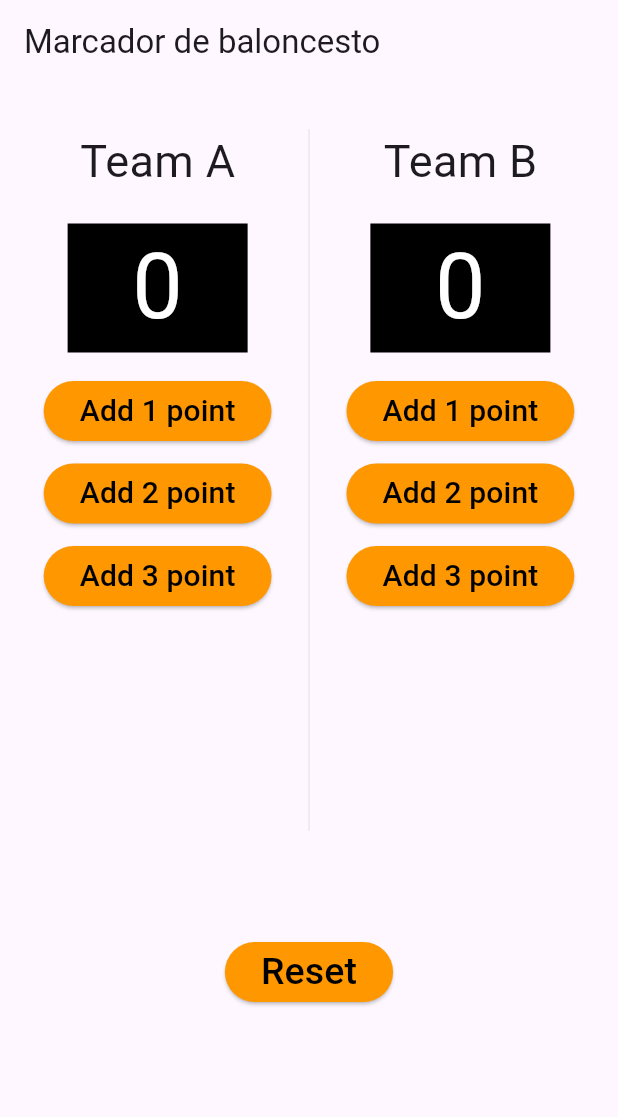
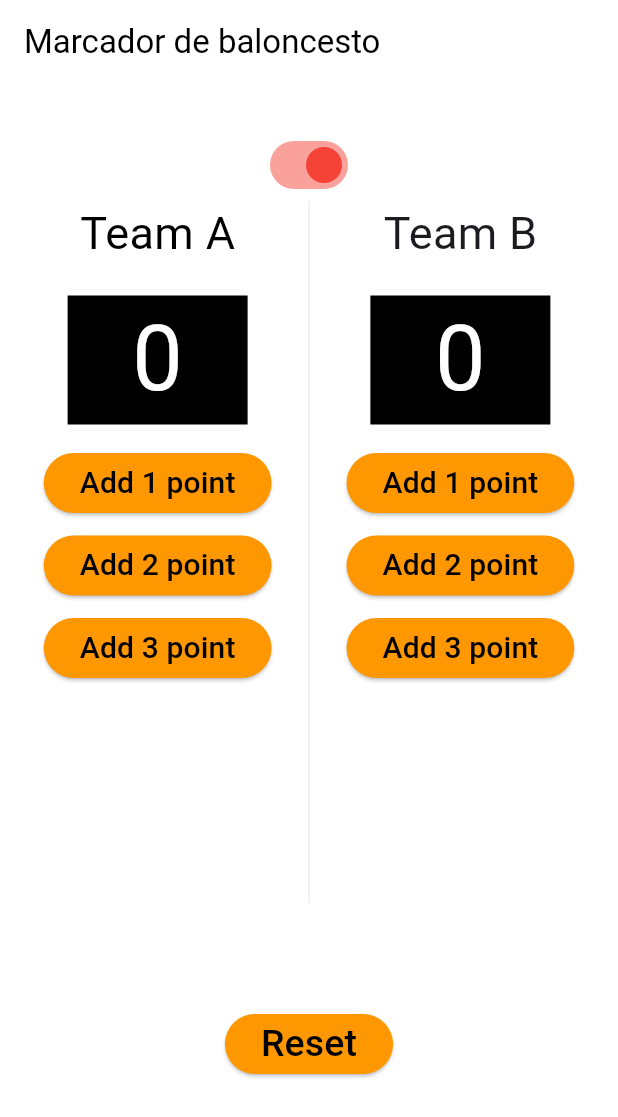
Before and after one commit to alexluque02/basketball-scorescreen-flutter, a Flutter app: the screen it shows after launch, on a phone screen of 412 x 824 dp. Shown: the top 1117 px of the screen. Run offline on Flutter 3.47's test engine with Material 3 defaults, Android fonts, the phone set to English and light mode, and no system bars.

Commit message:
Terminando fondo dark y light

```diff
--- a/lib/screen/score_screen.dart
+++ b/lib/screen/score_screen.dart
@@ -11,6 +11,8 @@ class ScoreScreen extends StatefulWidget {
 class _ScoreScreenState extends State<ScoreScreen> {
   int _counterLocal = 0;
   int _counterVisitante = 0;
+  bool light = true;
+  String _color = "light";
 
   void incrementCounterLocalSimple() {
     _counterLocal++;
@@ -40,36 +42,60 @@ class _ScoreScreenState extends State<ScoreScreen> {
   Widget build(BuildContext context) {
     return Scaffold(
       appBar: AppBar(
-        title: Text(widget.title),
+        backgroundColor: _color == "dark" ? Colors.black : Colors.white,
+        title: Text(
+          widget.title,
+          style:
+              TextStyle(color: _color == "dark" ? Colors.white : Colors.black),
         ),
-      body: Padding(
+      ),
+      body: Container(
+        color: _color == "dark" ? Colors.black : Colors.white,
+        child: Padding(
           padding: const EdgeInsets.only(top: 30.0, bottom: 30),
           child: Column(
             children: [
+              Switch(
+                // This bool value toggles the switch.
+                value: light,
+                activeColor: Colors.red,
+                onChanged: (bool value) {
+                  // This is called when the user toggles the switch.
+                  setState(() {
+                    light = value;
+                    value ? _color = "dark" : _color = "light";
+                  });
+                },
+              ),
               SizedBox(
                 height: 468,
                 child: Row(
                   mainAxisAlignment: MainAxisAlignment.center,
                   children: [
                     Column(children: [
-                    const Text(
+                      Text(
                         'Team A',
-                      style:
-                          TextStyle(fontSize: 30, fontWeight: FontWeight.w400),
+                        style: TextStyle(
+                            fontSize: 30,
+                            fontWeight: FontWeight.w400,
+                            color:
+                                _color == "dark" ? Colors.white : Colors.black),
                       ),
                       const SizedBox(
                         height: 20,
                       ),
                       Container(
                         width: 120,
-                      color: Colors.black,
+                        color: _color == "dark" ? Colors.white : Colors.black,
                         child: Center(
                           child: Text(
                             '$_counterLocal',
-                          style: const TextStyle(
+                            style: TextStyle(
                                 fontSize: 60,
                                 fontWeight: FontWeight.w400,
-                              color: Colors.white),
+                                color: _color == "dark"
+                                    ? Colors.black
+                                    : Colors.white),
                           ),
                         ),
                       ),
@@ -127,8 +153,8 @@ class _ScoreScreenState extends State<ScoreScreen> {
                     Column(children: [
                       const Text(
                         'Team B',
-                      style:
-                          TextStyle(fontSize: 30, fontWeight: FontWeight.w400),
+                        style: TextStyle(
+                            fontSize: 30, fontWeight: FontWeight.w400),
                       ),
                       const SizedBox(
                         height: 20,
@@ -216,6 +242,33 @@ class _ScoreScreenState extends State<ScoreScreen> {
             ],
           ),
         ),
+      ),
     );
   }
 }
+
+class SwitchButton extends StatefulWidget {
+  const SwitchButton({super.key});
+
+  @override
+  State<SwitchButton> createState() => _SwitchButtonState();
+}
+
+class _SwitchButtonState extends State<SwitchButton> {
+  bool light = true;
+
+  @override
+  Widget build(BuildContext context) {
+    return Switch(
+      // This bool value toggles the switch.
+      value: light,
+      activeColor: Colors.red,
+      onChanged: (bool value) {
+        // This is called when the user toggles the switch.
+        setState(() {
+          light = value;
+        });
+      },
+    );
+  }
+}
```
Lines whose indentation alone changed are shown as unchanged.
